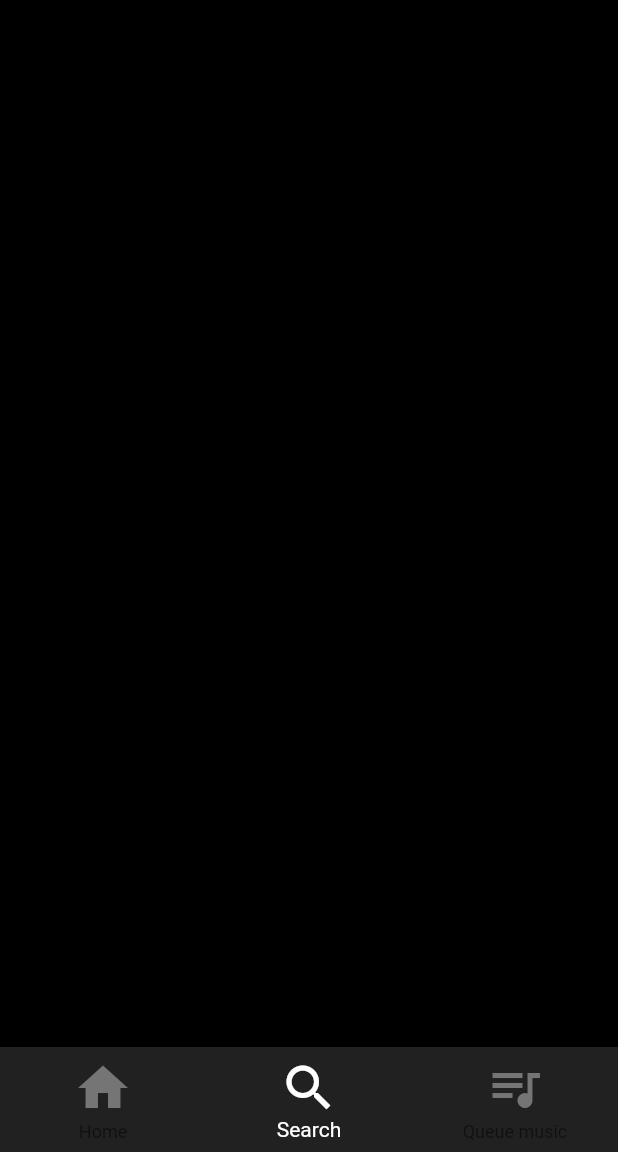
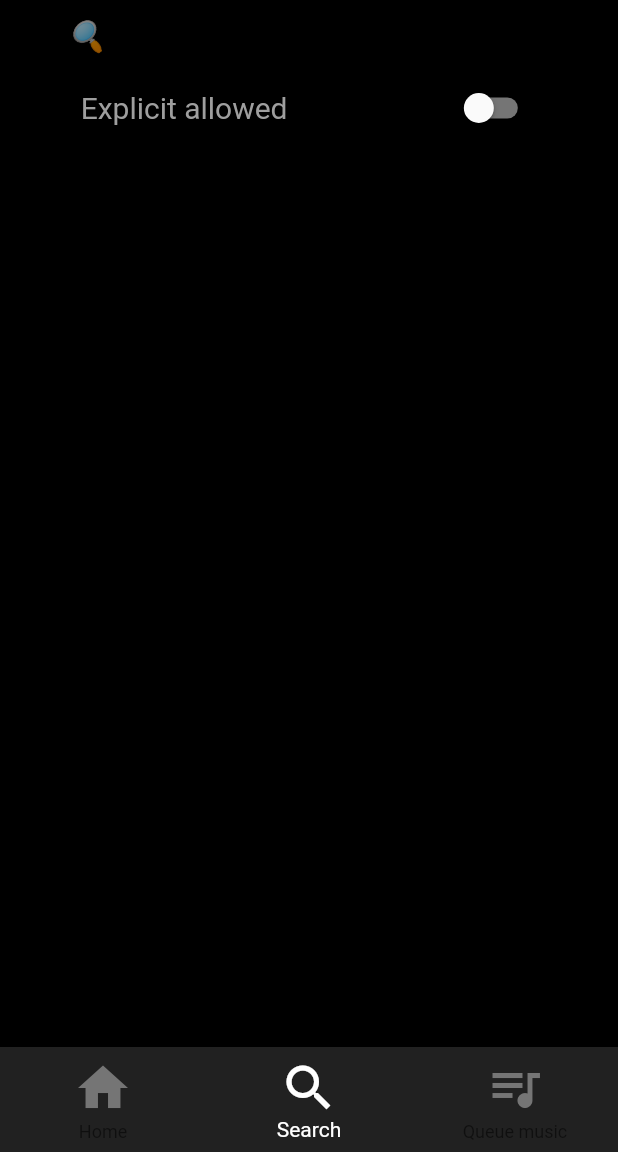
Before and after one commit to NystromAnton/Spotify_Group_Queue, a Flutter app: the screen it shows after launch, item 2 of the bottom bar chosen, on a phone screen of 412 x 824 dp, the part 84-1236 px from its top. Run offline on Flutter 3.47's test engine with Material 2 defaults, Android fonts, the phone set to English and light mode, and no system bars.

Commit message:
Början på söksidan

```diff
--- a/spotify-playback-flutter/design_house_page/lib/home_widget.dart
+++ b/spotify-playback-flutter/design_house_page/lib/home_widget.dart
@@ -3,6 +3,7 @@ import 'package:flutter/material.dart';
 
 import './housepage.dart';
 import './queuepage.dart';
+import './searchpage.dart';
 
 class Home extends StatefulWidget {
   @override
@@ -14,9 +15,8 @@ class Home extends StatefulWidget {
 class _HomeState extends State<Home> {
   int _currentIndex = 0;
   final List<Widget> _children = [
-    // Tillfälliga widget tills vi fixat sidorna
     HousePage(),
-    PlaceholderWidget(Colors.black),
+    SearchPage(),
     QueuePage()
   ];
   @override
--- /dev/null
+++ b/spotify-playback-flutter/design_house_page/lib/searchpage.dart
@@ -0,0 +1,63 @@
+import 'package:flutter/material.dart';
+
+class SearchPage extends StatefulWidget {
+  @override
+  State<StatefulWidget> createState() {
+    return _SearchState();
+  } //State<StatefulWidget>
+} //SearchPage
+
+class _SearchState extends State<SearchPage> {
+
+  @override
+  Widget build(BuildContext context) {
+    return Scaffold(
+      backgroundColor: Theme.of(context).backgroundColor,
+      body: ListView(
+        children: <Widget>[
+          Theme(
+            data: Theme.of(context),
+            child: Column(
+                mainAxisAlignment: MainAxisAlignment.spaceAround,
+                children: <Widget>[
+                  Row(
+                    mainAxisAlignment: MainAxisAlignment.spaceAround,
+                    children: <Widget>[
+                      Flexible(
+                          child:TextField(
+                               // controller: TextEditingController(text: " 🔍Search"),
+                              style:
+                                    TextStyle(color: Colors.white, fontSize: 20, fontStyle: FontStyle.italic),
+                              decoration:
+                                    InputDecoration(
+                                        hintText: '🔍Search',
+                                        fillColor: Colors.white,
+                                        contentPadding: EdgeInsets.symmetric(horizontal: 45.0)
+                                )//InputDecoration
+                                ) //TextField
+                        )//Flexible
+                    ]// children: <Widget> #3
+                  ),//Row
+                  Row(
+                    mainAxisAlignment: MainAxisAlignment.spaceAround,
+                    children: <Widget>[
+                      Text("Explicit allowed",
+                          style: Theme.of(context).textTheme.display1),
+                      Switch(
+                        activeColor: Theme.of(context).toggleableActiveColor,
+                        inactiveTrackColor: Theme.of(context).buttonColor,
+                        onChanged: (bool value) {
+                          value = !value;
+                          },
+                        value: false,
+                      ),
+                    ],
+              ),//Row#2
+                ], //Children: <Widget> #2
+              ) // Column
+          )//Theme
+        ], //children: <Widget>
+      ), // Body: ListView
+    ); //Scaffold
+  } //Widget Build
+} //_SearchPage
```
